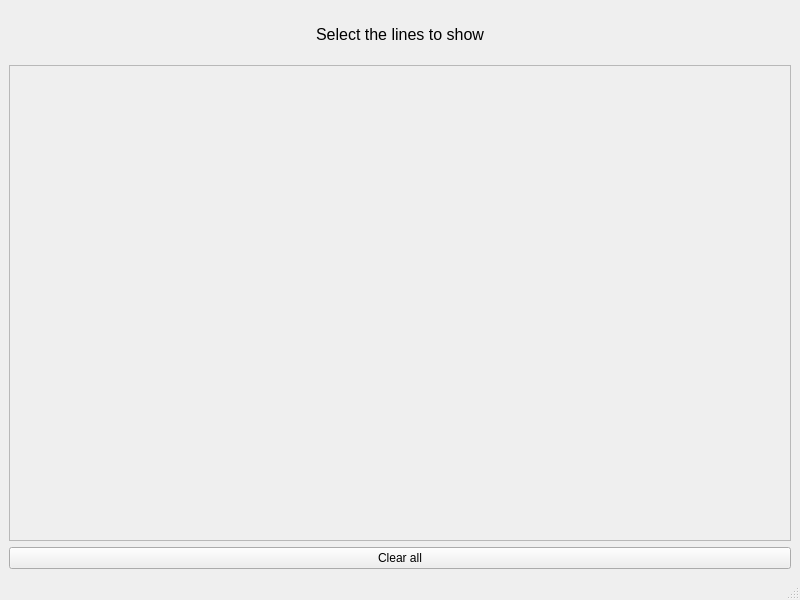
leonardogargani/attacks_output_viewer, file src/ui/controller_window.ui: the form before one commit.
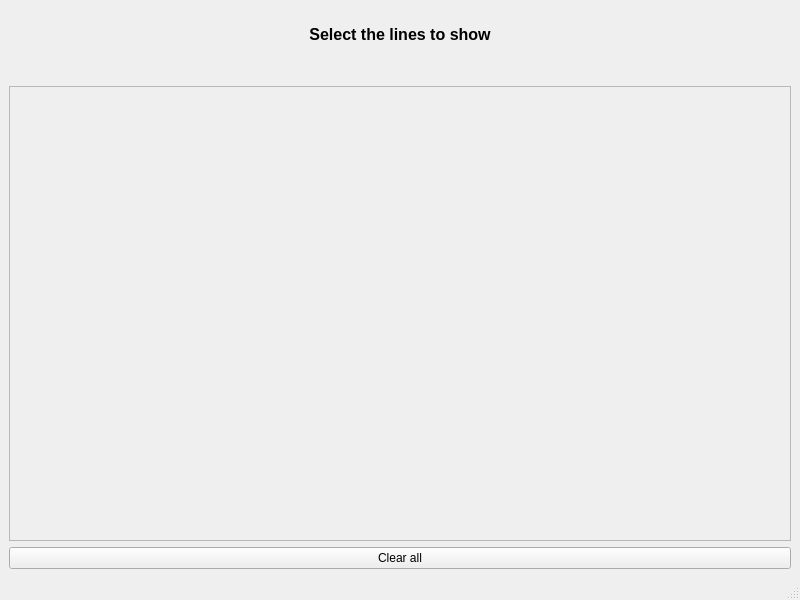
The form after the commit.

What changed in the file:
```diff
--- a/src/ui/controller_window.ui
+++ b/src/ui/controller_window.ui
@@ -44,6 +44,8 @@
       <property name="font">
        <font>
         <pointsize>12</pointsize>
+        <bold>true</bold>
+        <underline>false</underline>
        </font>
       </property>
       <property name="text">
@@ -57,6 +59,22 @@
       </property>
      </widget>
     </item>
+    <item>
+     <widget class="QLabel" name="label_2">
+      <property name="font">
+       <font>
+        <pointsize>10</pointsize>
+        <italic>true</italic>
+       </font>
+      </property>
+      <property name="text">
+       <string/>
+      </property>
+      <property name="alignment">
+       <set>Qt::AlignCenter</set>
+      </property>
+     </widget>
+    </item>
     <item>
      <widget class="QScrollArea" name="scrollArea">
       <property name="enabled">
@@ -88,7 +106,7 @@
          <x>0</x>
          <y>0</y>
          <width>780</width>
-         <height>446</height>
+         <height>422</height>
         </rect>
        </property>
       </widget>
```
